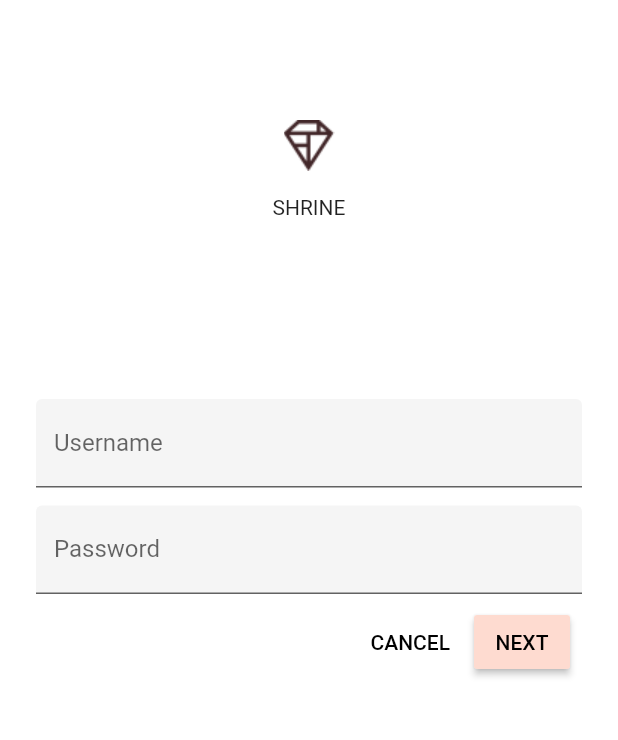
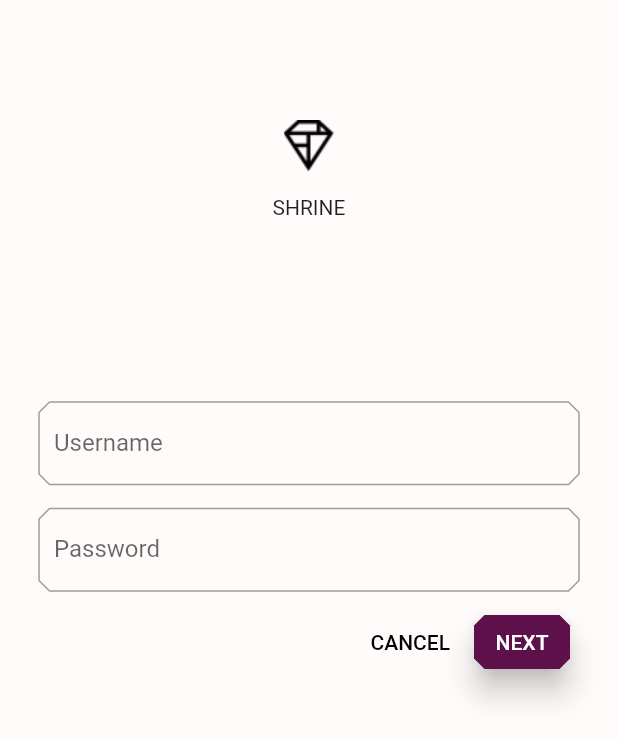
Before and after one commit to igorjm/flutter-ecommerce, a Flutter app: the screen it shows after launch, after a tap on "CANCEL", on a phone screen of 412 x 824 dp. Shown: the top 740 px of the screen. Run offline on Flutter 3.47's test engine with Material 2 defaults, Android fonts, the phone set to English and light mode, and no system bars; Roboto replaces fonts that are missing (Raleway).

Commit message:
add new typography and some new layout colors

```diff
--- a/mdc_100_series/lib/app.dart
+++ b/mdc_100_series/lib/app.dart
@@ -18,9 +18,10 @@ import 'home.dart';
 import 'login.dart';
 import 'colors.dart';
 
+import 'supplemental/cut_corners_border.dart';
+
 // TODO: Convert ShrineApp to stateful widget (104)
 class ShrineApp extends StatelessWidget {
-
   @override
   Widget build(BuildContext context) {
     return MaterialApp(
@@ -53,19 +54,85 @@ class ShrineApp extends StatelessWidget {
 // TODO: Build a Shrine Theme (103)
 final ThemeData _kShrineTheme = _buildShrineTheme();
 
-ThemeData _buildShrineTheme(){
+//VERSION 1
+// ThemeData _buildShrineTheme() {
+//   final ThemeData base = ThemeData.light();
+//   return base.copyWith(
+//     accentColor: kShrineBrown900,
+//     primaryColor: kShrinePink100,
+//     buttonTheme: base.buttonTheme.copyWith(
+//       buttonColor: kShrinePink100,
+//       textTheme: ButtonTextTheme.normal,
+//     ),
+//     scaffoldBackgroundColor: kShrineBackgroundWhite,
+//     cardColor: kShrineBackgroundWhite,
+//     textSelectionColor: kShrinePink100,
+//     errorColor: kShrineErrorRed,
+//     textTheme: _buildShrineTextTheme(base.textTheme),
+//     primaryTextTheme: _buildShrineTextTheme(base.primaryTextTheme),
+//     accentTextTheme: _buildShrineTextTheme(base.accentTextTheme),
+//     primaryIconTheme: base.iconTheme.copyWith(
+//       color: kShrineBrown900
+//     ),
+//     inputDecorationTheme: InputDecorationTheme(
+//       border: CutCornersBorder(),
+//     )
+//   );
+// }
+
+// // TODO: Build a Shrine Text Theme (103)
+// TextTheme _buildShrineTextTheme(TextTheme base) {
+//   return base
+//       .copyWith(
+//         headline: base.headline.copyWith(
+//           fontWeight: FontWeight.w500,
+//         ),
+//         title: base.title.copyWith(fontSize: 18.0),
+//         caption: base.caption.copyWith(
+//           fontWeight: FontWeight.w400,
+//           fontSize: 14.0,
+//         ),
+//       )
+//       .apply(
+//         fontFamily: 'Rubik',
+//         displayColor: kShrineBrown900,
+//         bodyColor: kShrineBrown900,
+//       );
+// }
+
+//VERSION 2
+ThemeData _buildShrineTheme() {
   final ThemeData base = ThemeData.light();
   return base.copyWith(
-    accentColor: kShrineBrown900,
-    primaryColor: kShrinePink100,
+    primaryColor: kShrinePurple,
     buttonTheme: base.buttonTheme.copyWith(
-      buttonColor: kShrinePink100,
-      textTheme: ButtonTextTheme.normal,
+        buttonColor: kShrinePurple,
+        textTheme: ButtonTextTheme.primary,
+        colorScheme: ColorScheme.light().copyWith(primary: kShrinePurple)),
+    scaffoldBackgroundColor: kShrineSurfaceWhite,
+    textTheme: _buildShrineTextTheme(base.textTheme),
+    primaryTextTheme: _buildShrineTextTheme(base.primaryTextTheme),
+    accentTextTheme: _buildShrineTextTheme(base.accentTextTheme),
+    primaryIconTheme: base.iconTheme.copyWith(color: kShrineSurfaceWhite),
+    inputDecorationTheme: InputDecorationTheme(
+      border: CutCornersBorder(),
     ),
-    scaffoldBackgroundColor: kShrineBackgroundWhite,
-    cardColor: kShrineBackgroundWhite,
-    textSelectionColor: kShrinePink100,
-    errorColor: kShrineErrorRed,
   );
 }
-// TODO: Build a Shrine Text Theme (103)
+
+TextTheme _buildShrineTextTheme(TextTheme base) {
+  return base
+      .copyWith(
+        headline: base.headline.copyWith(
+          fontWeight: FontWeight.w500,
+        ),
+        title: base.title.copyWith(fontSize: 18.0),
+        caption: base.caption.copyWith(
+          fontWeight: FontWeight.w400,
+          fontSize: 14.0,
+        ),
+      )
+      .apply(
+        fontFamily: 'Raleway',
+      );
+}
--- a/mdc_100_series/lib/colors.dart
+++ b/mdc_100_series/lib/colors.dart
@@ -11,3 +11,6 @@ const kShrineErrorRed = const Color(0xFFC5032B);
 
 const kShrineSurfaceWhite = const Color(0xFFFFFBFA);
 const kShrineBackgroundWhite = Colors.white;
+
+const kShrinePurple = Color(0xFF5D1049);
+const kShrineBlack = Color(0xFF000000);
--- a/mdc_100_series/lib/home.dart
+++ b/mdc_100_series/lib/home.dart
@@ -35,9 +35,10 @@ class HomePage extends StatelessWidget {
       return Card(
         clipBehavior: Clip.antiAlias,
         // TODO: Adjust card heights (103)
+        elevation: 0.0,
         child: Column(
           // TODO: Center items on the card (103)
-          crossAxisAlignment: CrossAxisAlignment.start,
+          crossAxisAlignment: CrossAxisAlignment.center,
           children: <Widget>[
             AspectRatio(
               aspectRatio: 18 / 11,
@@ -53,19 +54,22 @@ class HomePage extends StatelessWidget {
                 padding: EdgeInsets.fromLTRB(16.0, 12.0, 16.0, 8.0),
                 child: Column(
                   // TODO: Align labels to the bottom and center (103)
-                  crossAxisAlignment: CrossAxisAlignment.start,
+                  mainAxisAlignment: MainAxisAlignment.end,
+                  crossAxisAlignment: CrossAxisAlignment.center,
                   // TODO: Change innermost Column (103)
                   children: <Widget>[
                     // TODO: Handle overflowing labels (103)
                     Text(
-                      product.name,
-                      style: theme.textTheme.title,
+                      product == null ? '': product.name,
+                      style: theme.textTheme.button,
+                      softWrap: false,
+                      overflow: TextOverflow.ellipsis,
                       maxLines: 1,
                     ),
-                    SizedBox(height: 8.0),
+                    SizedBox(height: 4.0),
                     Text(
-                      formatter.format(product.price),
-                      style: theme.textTheme.body2,
+                      product == null ? '': formatter.format(product.price),
+                      style: theme.textTheme.caption,
                     ),
                   ],
                 ),
@@ -85,6 +89,7 @@ class HomePage extends StatelessWidget {
     return Scaffold(
       // TODO: Add app bar (102)
       appBar: AppBar(
+        brightness: Brightness.dark,
         leading: IconButton(
           icon: Icon(
             Icons.menu,
--- a/mdc_100_series/lib/login.dart
+++ b/mdc_100_series/lib/login.dart
@@ -13,6 +13,7 @@
 // limitations under the License.
 
 import 'package:flutter/material.dart';
+import 'colors.dart';
 
 class LoginPage extends StatefulWidget {
   @override
@@ -33,7 +34,10 @@ class _LoginPageState extends State<LoginPage> {
             SizedBox(height: 80.0),
             Column(
               children: <Widget>[
-                Image.asset('assets/diamond.png'),
+                Image.asset(
+                  'assets/diamond.png',
+                  color: kShrineBlack,
+                ),
                 SizedBox(height: 16.0),
                 Text('SHRINE'),
               ],
@@ -43,27 +47,34 @@ class _LoginPageState extends State<LoginPage> {
             // TODO: Remove filled: true values (103)
             // TODO: Wrap Password with AccentColorOverride (103)
             // TODO: Add TextField widgets (101)
-            TextField(
+            AccentColorOverride(
+              color: kShrineBrown900,
+              child: TextField(
                 controller: _usernameController,
                 decoration: InputDecoration(
-                filled: true,
                   labelText: 'Username',
                 ),
               ),
+            ),
             SizedBox(height: 12.0),
-            TextField(
+            AccentColorOverride(
+              color: kShrineBrown900,
+              child: TextField(
                 controller: _passwordController,
                 decoration: InputDecoration(
-                filled: true,
                   labelText: 'Password',
                 ),
                 obscureText: true,
+              ),
             ),
             // TODO: Add button bar (101)
             ButtonBar(
               children: <Widget>[
                 FlatButton(
                   child: Text('CANCEL'),
+                  shape: BeveledRectangleBorder(
+                    borderRadius: BorderRadius.all(Radius.circular(7.0)),
+                  ),
                   onPressed: () {
                     _usernameController.clear();
                     _passwordController.clear();
@@ -71,6 +82,10 @@ class _LoginPageState extends State<LoginPage> {
                 ),
                 RaisedButton(
                   child: Text('NEXT'),
+                  elevation: 8.0,
+                  shape: BeveledRectangleBorder(
+                    borderRadius: BorderRadius.all(Radius.circular(7.0)),
+                  ),
                   onPressed: () {
                     Navigator.pop(context);
                   },
@@ -85,3 +100,20 @@ class _LoginPageState extends State<LoginPage> {
 }
 
 // TODO: Add AccentColorOverride (103)
+class AccentColorOverride extends StatelessWidget {
+  const AccentColorOverride({Key key, this.color, this.child})
+      : super(key: key);
+
+  final Color color;
+  final Widget child;
+
+  @override
+  Widget build(BuildContext context) {
+    return Theme(
+        child: child,
+        data: Theme.of(context).copyWith(
+          accentColor: color,
+          brightness: Brightness.dark,
+        ));
+  }
+}
--- /dev/null
+++ b/mdc_100_series/lib/newHome.dart
@@ -0,0 +1,43 @@
+import 'package:flutter/material.dart';
+
+import 'model/products_repository.dart';
+import 'model/product.dart';
+import 'supplemental/asymmetric_view.dart';
+
+class HomePage extends StatelessWidget {
+  // TODO: Add a variable for Category (104)
+
+  @override
+  Widget build(BuildContext context) {
+    // TODO: Return an AsymmetricView (104)
+    // TODO: Pass Category variable to AsymmetricView (104)
+    return Scaffold(
+      appBar: AppBar(
+        brightness: Brightness.light,
+        leading: IconButton(
+          icon: Icon(Icons.menu),
+          onPressed: () {
+            print('Menu button');
+          },
+        ),
+        title: Text('SHRINE'),
+        actions: <Widget>[
+          IconButton(
+            icon: Icon(Icons.search),
+            onPressed: () {
+              print('Search button');
+            },
+          ),
+          IconButton(
+            icon: Icon(Icons.tune),
+            onPressed: () {
+              print('Filter button');
+            },
+          ),
+        ],
+      ),
+      body: AsymmetricView(
+          products: ProductsRepository.loadProducts(Category.all)),
+    );
+  }
+}
```
Also changed, not shown: mdc_100_series/pubspec.yaml (+7 -0 lines). Lines whose indentation alone changed are shown as unchanged.
